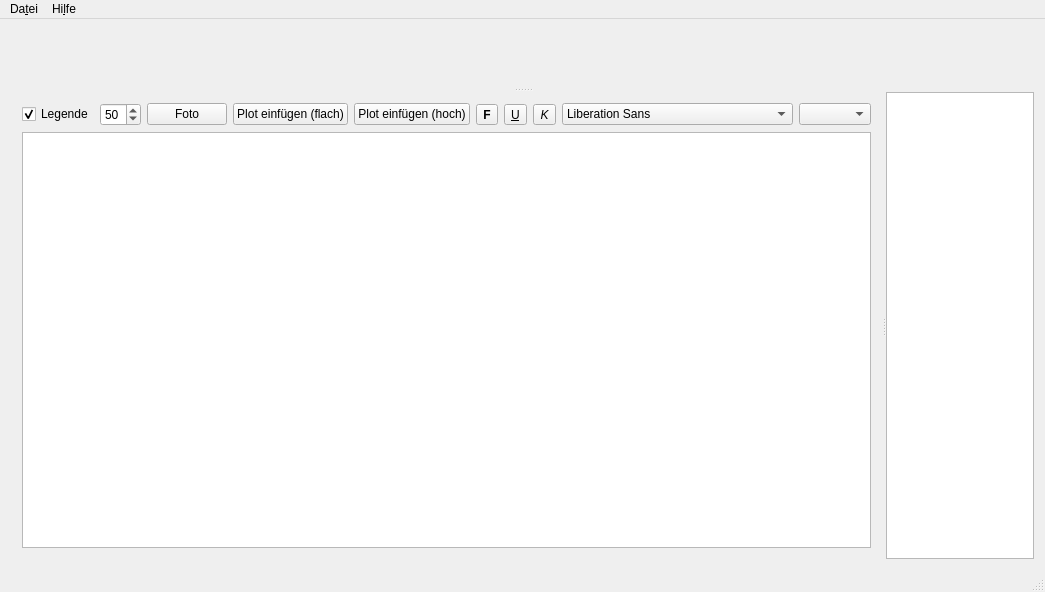
Above: QT/QHYGROTHERM-DATA-VIEW/mainwindow.ui from wolkstein/SSC-HygroTherm_Data-Logger before the change. Below: the same form after it.
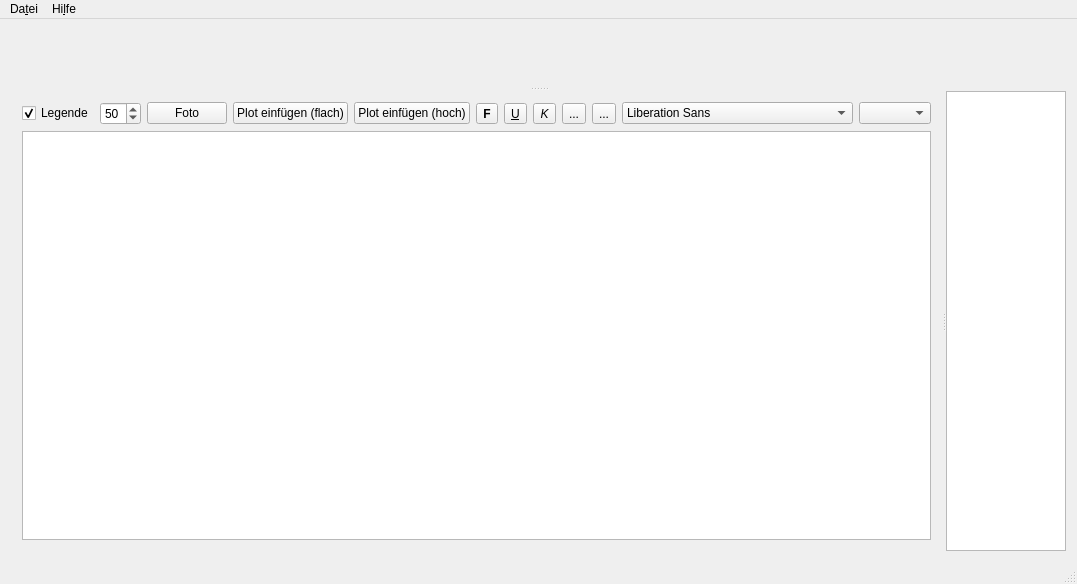
That is the form after the change. Custom widgets are drawn as their Qt base class.

Commit message: add backgroundcolor and textcolor edit buttons

Diff of the .ui file:
```diff
--- a/QT/QHYGROTHERM-DATA-VIEW/mainwindow.ui
+++ b/QT/QHYGROTHERM-DATA-VIEW/mainwindow.ui
@@ -6,8 +6,8 @@
    <rect>
     <x>0</x>
     <y>0</y>
-    <width>1045</width>
-    <height>592</height>
+    <width>1077</width>
+    <height>584</height>
    </rect>
   </property>
   <property name="sizePolicy">
@@ -165,6 +165,26 @@
              </property>
             </widget>
            </item>
+           <item>
+            <widget class="QToolButton" name="toolButtonColor">
+             <property name="toolTip">
+              <string>Text Farbe</string>
+             </property>
+             <property name="text">
+              <string>...</string>
+             </property>
+            </widget>
+           </item>
+           <item>
+            <widget class="QToolButton" name="toolButtonBackColor">
+             <property name="toolTip">
+              <string>Hintergrund Farbe</string>
+             </property>
+             <property name="text">
+              <string>...</string>
+             </property>
+            </widget>
+           </item>
            <item>
             <widget class="QFontComboBox" name="fontComboBox">
              <property name="sizePolicy">
@@ -246,7 +266,7 @@
     <rect>
      <x>0</x>
      <y>0</y>
-     <width>1045</width>
+     <width>1077</width>
      <height>25</height>
     </rect>
    </property>
```
The commit also changes 4 other files.
